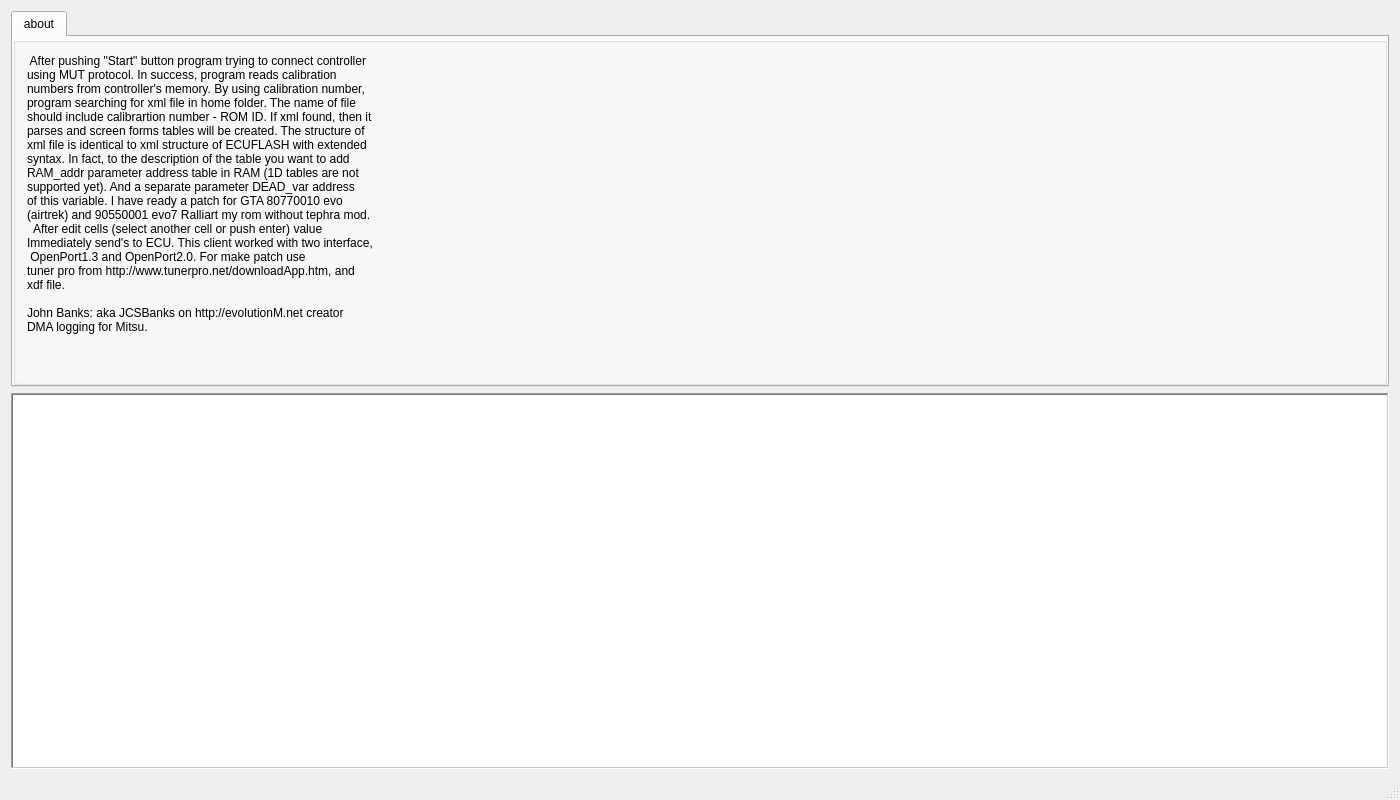
Qt form mainwindow.ui (DowJhob/Evo-live-map) before a commit.
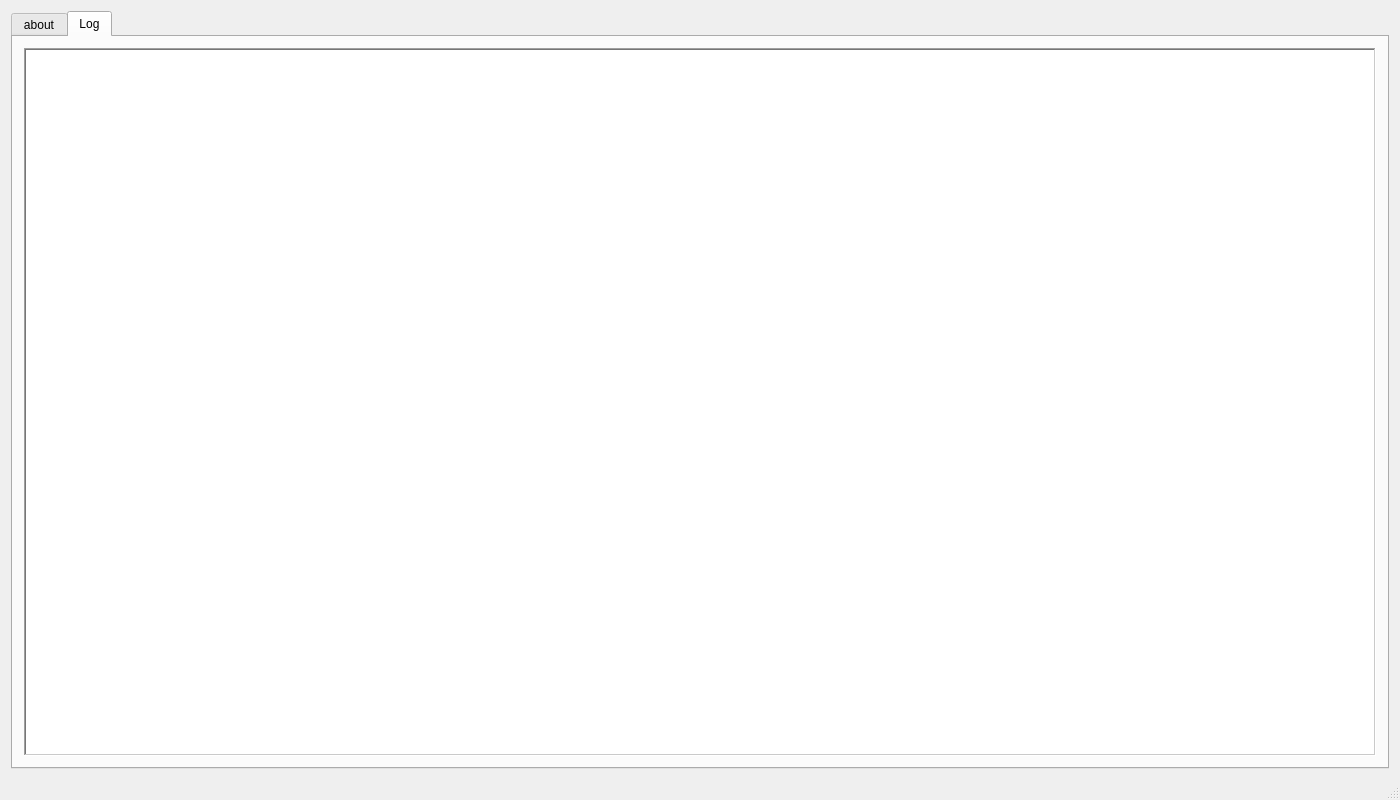
The same form after that commit.

The edit to the form file:
```diff
--- a/mainwindow.ui
+++ b/mainwindow.ui
@@ -72,40 +72,6 @@
     <property name="sizeConstraint">
      <enum>QLayout::SetMinimumSize</enum>
     </property>
-    <item row="1" column="0" colspan="2">
-     <widget class="QListWidget" name="systemLog">
-      <property name="sizePolicy">
-       <sizepolicy hsizetype="Expanding" vsizetype="Expanding">
-        <horstretch>1</horstretch>
-        <verstretch>0</verstretch>
-       </sizepolicy>
-      </property>
-      <property name="frameShape">
-       <enum>QFrame::WinPanel</enum>
-      </property>
-      <property name="frameShadow">
-       <enum>QFrame::Sunken</enum>
-      </property>
-      <property name="layoutMode">
-       <enum>QListView::SinglePass</enum>
-      </property>
-      <property name="spacing">
-       <number>0</number>
-      </property>
-      <property name="viewMode">
-       <enum>QListView::ListMode</enum>
-      </property>
-      <property name="modelColumn">
-       <number>0</number>
-      </property>
-      <property name="wordWrap">
-       <bool>true</bool>
-      </property>
-      <property name="selectionRectVisible">
-       <bool>false</bool>
-      </property>
-     </widget>
-    </item>
     <item row="0" column="0" colspan="2">
      <widget class="QTabWidget" name="tabWidget">
       <property name="enabled">
@@ -121,7 +87,7 @@
        <bool>false</bool>
       </property>
       <property name="currentIndex">
-       <number>0</number>
+       <number>1</number>
       </property>
       <property name="elideMode">
        <enum>Qt::ElideRight</enum>
@@ -177,6 +143,47 @@
         </item>
        </layout>
       </widget>
+      <widget class="QWidget" name="sysLog">
+       <attribute name="title">
+        <string>Log</string>
+       </attribute>
+       <layout class="QGridLayout" name="gridLayout_2">
+        <item row="0" column="0">
+         <widget class="QListWidget" name="systemLog">
+          <property name="sizePolicy">
+           <sizepolicy hsizetype="Expanding" vsizetype="Expanding">
+            <horstretch>1</horstretch>
+            <verstretch>0</verstretch>
+           </sizepolicy>
+          </property>
+          <property name="frameShape">
+           <enum>QFrame::WinPanel</enum>
+          </property>
+          <property name="frameShadow">
+           <enum>QFrame::Sunken</enum>
+          </property>
+          <property name="layoutMode">
+           <enum>QListView::SinglePass</enum>
+          </property>
+          <property name="spacing">
+           <number>0</number>
+          </property>
+          <property name="viewMode">
+           <enum>QListView::ListMode</enum>
+          </property>
+          <property name="modelColumn">
+           <number>0</number>
+          </property>
+          <property name="wordWrap">
+           <bool>true</bool>
+          </property>
+          <property name="selectionRectVisible">
+           <bool>false</bool>
+          </property>
+         </widget>
+        </item>
+       </layout>
+      </widget>
      </widget>
     </item>
    </layout>
```
